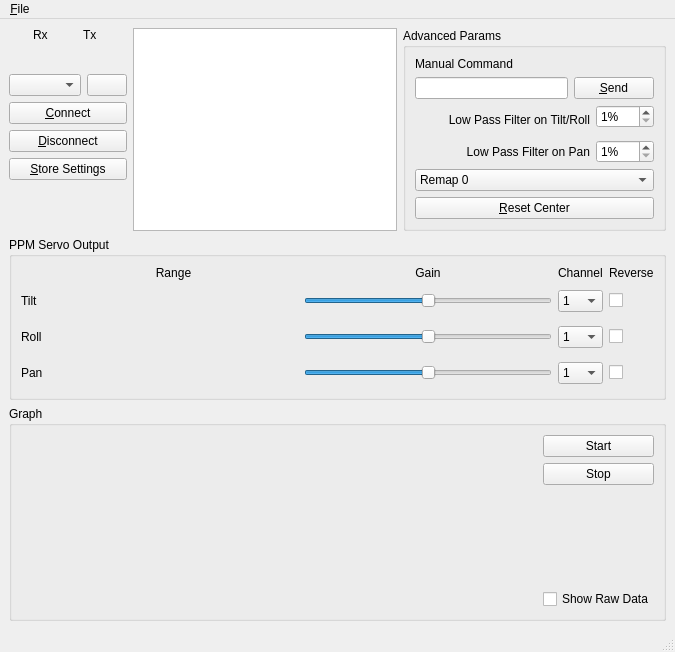
This is mainwindow.ui in dlktdr/HeadTracker as Qt 5 draws it before an edit. The edited form follows.
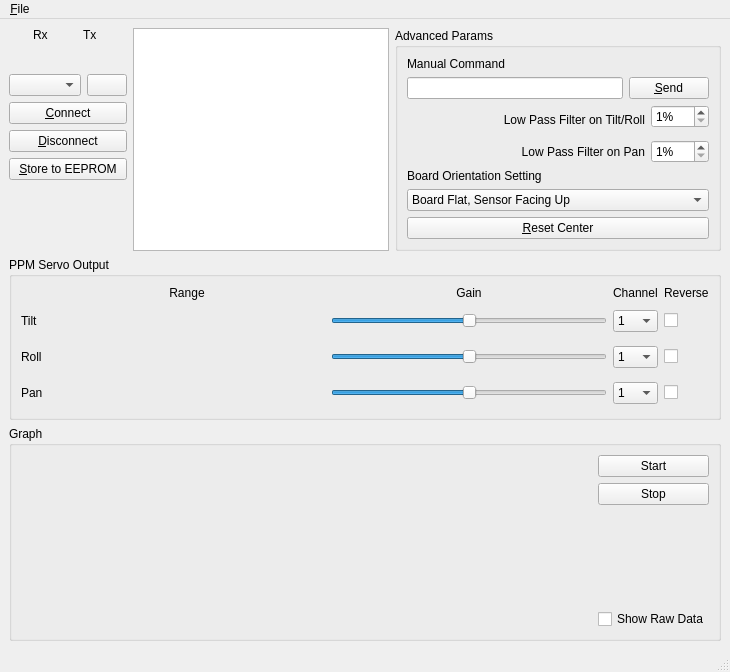
This is the edited form. Icons and pictures are not drawn. Custom widgets are drawn as their Qt base class.

Commit message:
Renamed Orientations.. Needs work still
** Need a better way to do this.. It's highly confusing and relys on the idential PCB layout.

TBD....

The edit to the form file:
```diff
--- a/mainwindow.ui
+++ b/mainwindow.ui
@@ -82,7 +82,7 @@
            </sizepolicy>
           </property>
           <property name="text">
-           <string>&amp;Store Settings</string>
+           <string>&amp;Store to EEPROM</string>
           </property>
          </widget>
         </item>
@@ -322,31 +322,38 @@
            </property>
           </spacer>
          </item>
+         <item>
+          <widget class="QLabel" name="label_3">
+           <property name="text">
+            <string>Board Orientation Setting</string>
+           </property>
+          </widget>
+         </item>
          <item>
           <widget class="QComboBox" name="cmbRemap">
            <item>
             <property name="text">
-             <string>Remap 0</string>
+             <string>Board Flat, Sensor Facing Up</string>
             </property>
            </item>
            <item>
             <property name="text">
-             <string>Remap 1 - Default</string>
+             <string>Board Flat, Sensor Facing Up, Rotate 90</string>
             </property>
            </item>
            <item>
             <property name="text">
-             <string>Remap 2</string>
+             <string>Board Vertical, Usb Down, Sensor Facing Right</string>
             </property>
            </item>
            <item>
             <property name="text">
-             <string>Remap 3</string>
+             <string>Board Vertical, Usb Left, Sensor Facing Back</string>
             </property>
            </item>
            <item>
             <property name="text">
-             <string>Remap 4</string>
+             <string>Board Vertical, Usb Down, Sensor Facing Forward</string>
             </property>
            </item>
            <item>
```
